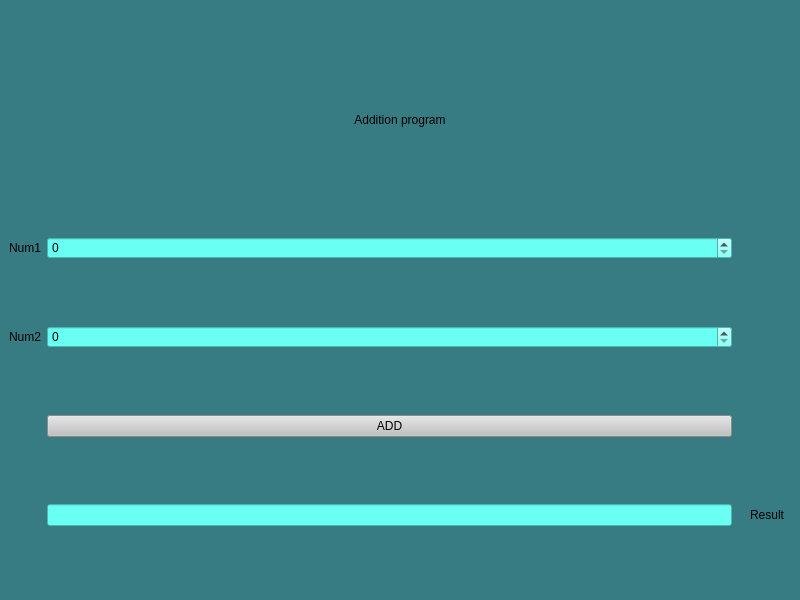
This is Addion_calculator.ui in geekyAnjali/Calculator as Qt 5 draws it before an edit. The edited form follows.
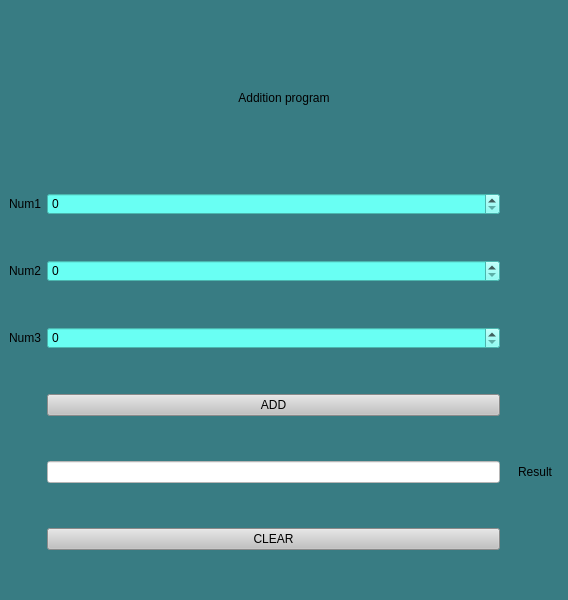
This is the edited form.

Commit message: Added clear button to clear the output

Patch:
```diff
--- a/Addion_calculator.ui
+++ b/Addion_calculator.ui
@@ -6,7 +6,7 @@
    <rect>
     <x>0</x>
     <y>0</y>
-    <width>800</width>
+    <width>568</width>
     <height>600</height>
    </rect>
   </property>
@@ -18,32 +18,6 @@
   </property>
   <widget class="QWidget" name="centralwidget">
    <layout class="QGridLayout" name="gridLayout">
-    <item row="5" column="1">
-     <widget class="QLineEdit" name="rslt_bx">
-      <property name="styleSheet">
-       <string notr="true">font: 75 10pt &quot;MS Shell Dlg 2&quot;;
-
-background-color: rgb(105, 255, 243);</string>
-      </property>
-      <property name="text">
-       <string/>
-      </property>
-     </widget>
-    </item>
-    <item row="3" column="0">
-     <widget class="QLabel" name="label_2">
-      <property name="text">
-       <string>Num2</string>
-      </property>
-     </widget>
-    </item>
-    <item row="1" column="0">
-     <widget class="QLabel" name="label_3">
-      <property name="text">
-       <string>Num1</string>
-      </property>
-     </widget>
-    </item>
     <item row="0" column="0" colspan="6">
      <widget class="QLabel" name="label">
       <property name="maximumSize">
@@ -64,6 +38,52 @@
       </property>
      </widget>
     </item>
+    <item row="1" column="0">
+     <widget class="QLabel" name="label_3">
+      <property name="text">
+       <string>Num1</string>
+      </property>
+     </widget>
+    </item>
+    <item row="6" column="4">
+     <widget class="QLabel" name="label_4">
+      <property name="text">
+       <string>Result</string>
+      </property>
+     </widget>
+    </item>
+    <item row="6" column="1">
+     <widget class="QLineEdit" name="rslt_bx">
+      <property name="styleSheet">
+       <string notr="true">font: 75 10pt &quot;MS Shell Dlg 2&quot;;
+
+background-color: rgb(255,255,255);</string>
+      </property>
+      <property name="text">
+       <string/>
+      </property>
+     </widget>
+    </item>
+    <item row="5" column="1">
+     <widget class="QPushButton" name="Add_bttn">
+      <property name="styleSheet">
+       <string notr="true">
+background-color: rgb(193, 193, 193);
+QPUshButton::hover:
+background-color: rgb(203, 237, 255);</string>
+      </property>
+      <property name="text">
+       <string>ADD</string>
+      </property>
+     </widget>
+    </item>
+    <item row="3" column="0">
+     <widget class="QLabel" name="label_2">
+      <property name="text">
+       <string>Num2</string>
+      </property>
+     </widget>
+    </item>
     <item row="3" column="1">
      <widget class="QSpinBox" name="Num2_input">
       <property name="styleSheet">
@@ -78,8 +98,22 @@
       </property>
      </widget>
     </item>
+    <item row="4" column="0">
+     <widget class="QLabel" name="label_5">
+      <property name="text">
+       <string>Num3</string>
+      </property>
+     </widget>
+    </item>
     <item row="4" column="1">
-     <widget class="QPushButton" name="Add_bttn">
+     <widget class="QSpinBox" name="Num3_input">
+      <property name="styleSheet">
+       <string notr="true">background-color: rgb(105, 255, 243);</string>
+      </property>
+     </widget>
+    </item>
+    <item row="7" column="1">
+     <widget class="QPushButton" name="Clr_bttn">
       <property name="styleSheet">
        <string notr="true">
 background-color: rgb(193, 193, 193);
@@ -87,14 +121,7 @@
 background-color: rgb(203, 237, 255);</string>
       </property>
       <property name="text">
-       <string>ADD</string>
-      </property>
-     </widget>
-    </item>
-    <item row="5" column="4">
-     <widget class="QLabel" name="label_4">
-      <property name="text">
-       <string>Result</string>
+       <string>CLEAR</string>
       </property>
      </widget>
     </item>
```
The commit also changes 2 other files.
